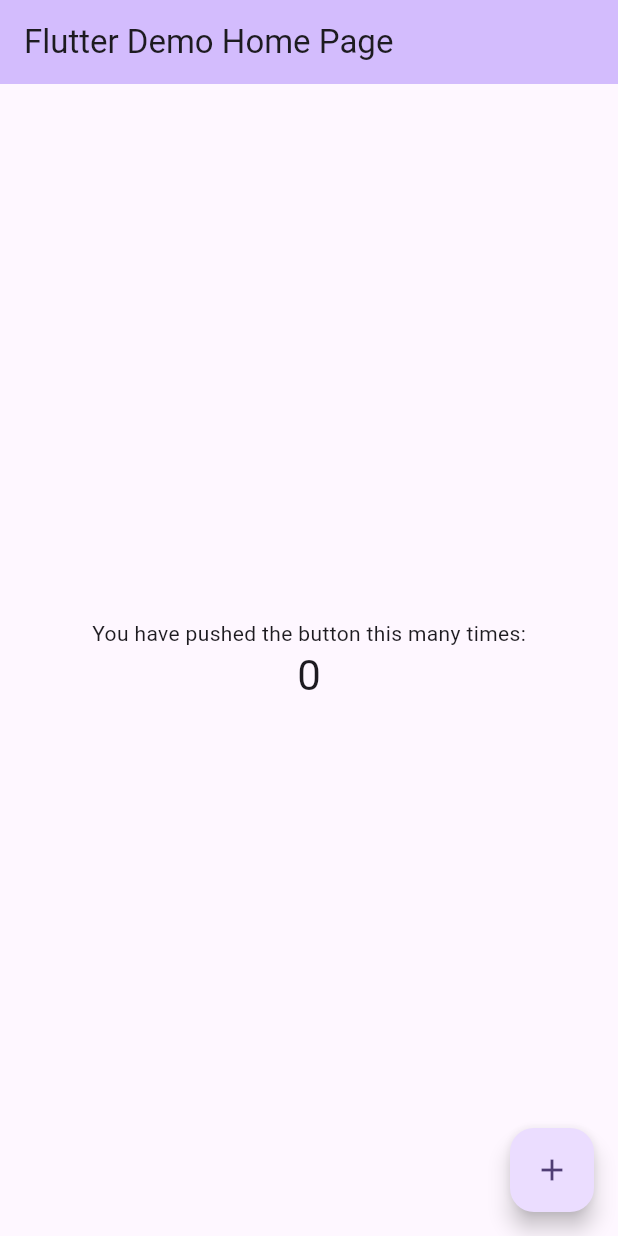
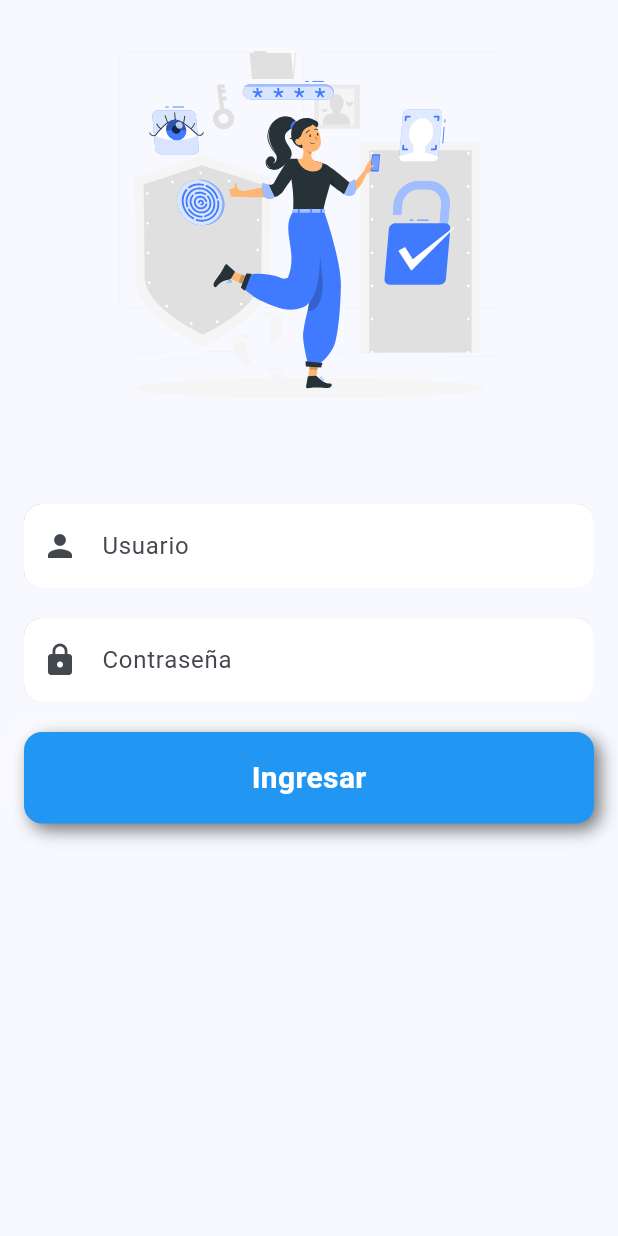
Before and after one commit to pkgzx/plannerOP, a Flutter app: the screen it shows after launch, on a phone screen of 412 x 824 dp. Run offline on Flutter 3.47's test engine with Material 3 defaults, Android fonts, the phone set to English and light mode, and no system bars; our stand-ins replace flutter_neumorphic_plus, flutter_svg.

```diff
--- a/lib/main.dart
+++ b/lib/main.dart
@@ -1,125 +1,22 @@
 import 'package:flutter/material.dart';
+import 'pages/login.dart';
 
 void main() {
-  runApp(const MyApp());
+  runApp(const App());
 }
 
-class MyApp extends StatelessWidget {
-  const MyApp({super.key});
+class App extends StatelessWidget {
+  const App({super.key});
 
-  // This widget is the root of your application.
   @override
   Widget build(BuildContext context) {
     return MaterialApp(
-      title: 'Flutter Demo',
+      title: 'Planeador de Operaciones',
       theme: ThemeData(
-        // This is the theme of your application.
-        //
-        // TRY THIS: Try running your application with "flutter run". You'll see
-        // the application has a purple toolbar. Then, without quitting the app,
-        // try changing the seedColor in the colorScheme below to Colors.green
-        // and then invoke "hot reload" (save your changes or press the "hot
-        // reload" button in a Flutter-supported IDE, or press "r" if you used
-        // the command line to start the app).
-        //
-        // Notice that the counter didn't reset back to zero; the application
-        // state is not lost during the reload. To reset the state, use hot
-        // restart instead.
-        //
-        // This works for code too, not just values: Most code changes can be
-        // tested with just a hot reload.
-        colorScheme: ColorScheme.fromSeed(seedColor: Colors.deepPurple),
+        colorScheme: ColorScheme.fromSeed(seedColor: Colors.blue),
         useMaterial3: true,
       ),
-      home: const MyHomePage(title: 'Flutter Demo Home Page'),
+      home: const LoginPage(),
     );
   }
 }
-
-class MyHomePage extends StatefulWidget {
-  const MyHomePage({super.key, required this.title});
-
-  // This widget is the home page of your application. It is stateful, meaning
-  // that it has a State object (defined below) that contains fields that affect
-  // how it looks.
-
-  // This class is the configuration for the state. It holds the values (in this
-  // case the title) provided by the parent (in this case the App widget) and
-  // used by the build method of the State. Fields in a Widget subclass are
-  // always marked "final".
-
-  final String title;
-
-  @override
-  State<MyHomePage> createState() => _MyHomePageState();
-}
-
-class _MyHomePageState extends State<MyHomePage> {
-  int _counter = 0;
-
-  void _incrementCounter() {
-    setState(() {
-      // This call to setState tells the Flutter framework that something has
-      // changed in this State, which causes it to rerun the build method below
-      // so that the display can reflect the updated values. If we changed
-      // _counter without calling setState(), then the build method would not be
-      // called again, and so nothing would appear to happen.
-      _counter++;
-    });
-  }
-
-  @override
-  Widget build(BuildContext context) {
-    // This method is rerun every time setState is called, for instance as done
-    // by the _incrementCounter method above.
-    //
-    // The Flutter framework has been optimized to make rerunning build methods
-    // fast, so that you can just rebuild anything that needs updating rather
-    // than having to individually change instances of widgets.
-    return Scaffold(
-      appBar: AppBar(
-        // TRY THIS: Try changing the color here to a specific color (to
-        // Colors.amber, perhaps?) and trigger a hot reload to see the AppBar
-        // change color while the other colors stay the same.
-        backgroundColor: Theme.of(context).colorScheme.inversePrimary,
-        // Here we take the value from the MyHomePage object that was created by
-        // the App.build method, and use it to set our appbar title.
-        title: Text(widget.title),
-      ),
-      body: Center(
-        // Center is a layout widget. It takes a single child and positions it
-        // in the middle of the parent.
-        child: Column(
-          // Column is also a layout widget. It takes a list of children and
-          // arranges them vertically. By default, it sizes itself to fit its
-          // children horizontally, and tries to be as tall as its parent.
-          //
-          // Column has various properties to control how it sizes itself and
-          // how it positions its children. Here we use mainAxisAlignment to
-          // center the children vertically; the main axis here is the vertical
-          // axis because Columns are vertical (the cross axis would be
-          // horizontal).
-          //
-          // TRY THIS: Invoke "debug painting" (choose the "Toggle Debug Paint"
-          // action in the IDE, or press "p" in the console), to see the
-          // wireframe for each widget.
-          mainAxisAlignment: MainAxisAlignment.center,
-          children: <Widget>[
-            const Text(
-              'You have pushed the button this many times:',
-            ),
-            Text(
-              '$_counter',
-              style: Theme.of(context).textTheme.headlineMedium,
-            ),
-          ],
-        ),
-      ),
-      floatingActionButton: FloatingActionButton(
-        onPressed: _incrementCounter,
-        tooltip: 'Increment',
-        child: const Icon(Icons.add),
-      ), // This trailing comma makes auto-formatting nicer for build methods.
-    );
-  }
-}
--- /dev/null
+++ b/lib/pages/login.dart
@@ -0,0 +1,178 @@
+import 'package:flutter/material.dart';
+import 'package:flutter_neumorphic_plus/flutter_neumorphic.dart';
+import 'package:flutter_svg/flutter_svg.dart';
+import 'package:plannerop/pages/supervisor/home.dart';
+
+class LoginPage extends StatefulWidget {
+  const LoginPage({super.key});
+
+  @override
+  State<LoginPage> createState() => _LoginPageState();
+}
+
+class _LoginPageState extends State<LoginPage> {
+  final _formKey = GlobalKey<FormState>();
+  final TextEditingController _usernameController = TextEditingController();
+  final TextEditingController _passwordController = TextEditingController();
+  final FocusNode _usernameFocusNode = FocusNode();
+  final FocusNode _passwordFocusNode = FocusNode();
+
+  void _onFocusChange() {
+    setState(() {});
+  }
+
+  @override
+  void initState() {
+    super.initState();
+    _usernameFocusNode.addListener(_onFocusChange);
+    _passwordFocusNode.addListener(_onFocusChange);
+  }
+
+  @override
+  void dispose() {
+    _usernameFocusNode.removeListener(_onFocusChange);
+    _passwordFocusNode.removeListener(_onFocusChange);
+    _usernameController.dispose();
+    _passwordController.dispose();
+    _usernameFocusNode.dispose();
+    _passwordFocusNode.dispose();
+    super.dispose();
+  }
+
+  void _login() {
+    if (_formKey.currentState!.validate()) {
+      // Aquí puedes agregar la lógica de autenticación
+      // Si el inicio de sesión es exitoso, redirige a la página de inicio del supervisor
+      Navigator.pushReplacement(
+        context,
+        MaterialPageRoute(builder: (context) => const SupervisorHome()),
+      );
+    }
+  }
+
+  @override
+  Widget build(BuildContext context) {
+    return Scaffold(
+      body: SafeArea(
+        child: Column(
+          children: [
+            AnimatedContainer(
+              duration: const Duration(milliseconds: 300),
+              height: 300,
+              child: ClipRRect(
+                borderRadius: const BorderRadius.only(
+                  bottomLeft: Radius.circular(20.0),
+                  bottomRight: Radius.circular(20.0),
+                ),
+                child: SvgPicture.asset(
+                  'assets/auth.svg',
+                  width: double.infinity,
+                  fit: BoxFit.contain,
+                  height: 300,
+                ),
+              ),
+            ),
+            Expanded(
+              child: SingleChildScrollView(
+                padding: const EdgeInsets.all(16.0),
+                child: Form(
+                  key: _formKey,
+                  child: Column(
+                    mainAxisAlignment: MainAxisAlignment.center,
+                    children: <Widget>[
+                      const SizedBox(height: 20),
+                      Neumorphic(
+                        style: NeumorphicStyle(
+                          depth: -4,
+                          intensity: 0.8,
+                          boxShape: NeumorphicBoxShape.roundRect(
+                              BorderRadius.circular(12)),
+                        ),
+                        child: TextFormField(
+                          controller: _usernameController,
+                          focusNode: _usernameFocusNode,
+                          decoration: const InputDecoration(
+                            labelText: 'Usuario',
+                            prefixIcon: Icon(Icons.person),
+                            border: InputBorder.none,
+                            filled: true,
+                            fillColor: Colors.white,
+                            errorStyle: TextStyle(
+                              backgroundColor: Colors.transparent,
+                            ),
+                          ),
+                          validator: (value) {
+                            if (value == null || value.isEmpty) {
+                              return 'Por favor ingrese su usuario';
+                            }
+                            return null;
+                          },
+                        ),
+                      ),
+                      const SizedBox(height: 20),
+                      Neumorphic(
+                        style: NeumorphicStyle(
+                          depth: -4,
+                          intensity: 0.8,
+                          boxShape: NeumorphicBoxShape.roundRect(
+                              BorderRadius.circular(12)),
+                        ),
+                        child: TextFormField(
+                          controller: _passwordController,
+                          focusNode: _passwordFocusNode,
+                          decoration: const InputDecoration(
+                            labelText: 'Contraseña',
+                            prefixIcon: Icon(Icons.lock),
+                            border: InputBorder.none,
+                            filled: true,
+                            fillColor: Colors.white,
+                          ),
+                          obscureText: true,
+                          validator: (value) {
+                            if (value == null || value.isEmpty) {
+                              return 'Por favor ingrese su contraseña';
+                            }
+                            return null;
+                          },
+                        ),
+                      ),
+                      const SizedBox(height: 20),
+                      NeumorphicButton(
+                        onPressed: () {
+                          if (_formKey.currentState!.validate()) {
+                            _login();
+                          }
+                        },
+                        style: NeumorphicStyle(
+                          shape: NeumorphicShape.flat,
+                          depth: 8,
+                          intensity: 1.0,
+                          boxShape: NeumorphicBoxShape.roundRect(
+                              BorderRadius.circular(12)),
+                          color: Colors.blue, // Cambia el color del botón
+                        ),
+                        padding: const EdgeInsets.symmetric(
+                            vertical: 16.0,
+                            horizontal: 32.0), // Aumenta el tamaño del botón
+                        child: const Center(
+                          child: Text(
+                            'Ingresar',
+                            style: TextStyle(
+                              fontSize: 20, // Aumenta el tamaño del texto
+                              fontWeight: FontWeight.bold,
+                              color: Colors.white, // Cambia el color del texto
+                            ),
+                          ),
+                        ),
+                      ),
+                    ],
+                  ),
+                ),
+              ),
+            ),
+          ],
+        ),
+      ),
+    );
+  }
+}
```
Also changed, not shown: lib/pages/supervisor/home.dart (added, +130 -0 lines), lib/pages/supervisor/tabs/dashboard.dart (added, +272 -0 lines), pubspec.yaml (+5 -15 lines), assets/auth.jpg (added), assets/auth.svg (added), assets/cargo-wave.png (added), pubspec.lock, 2 other files.
